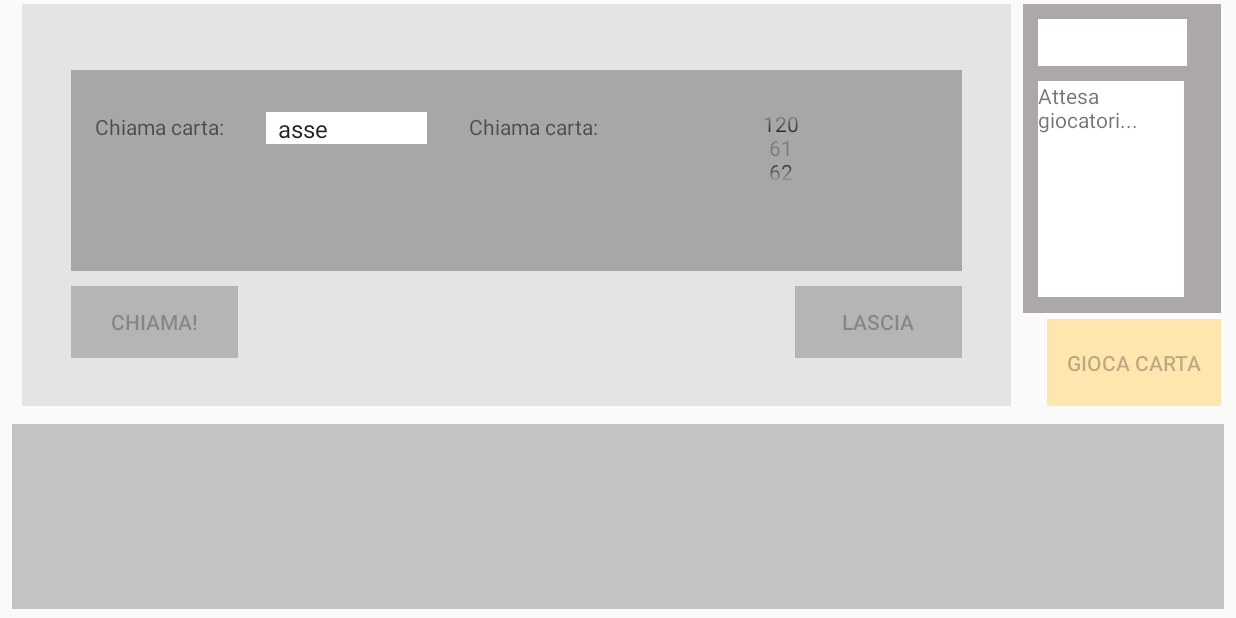
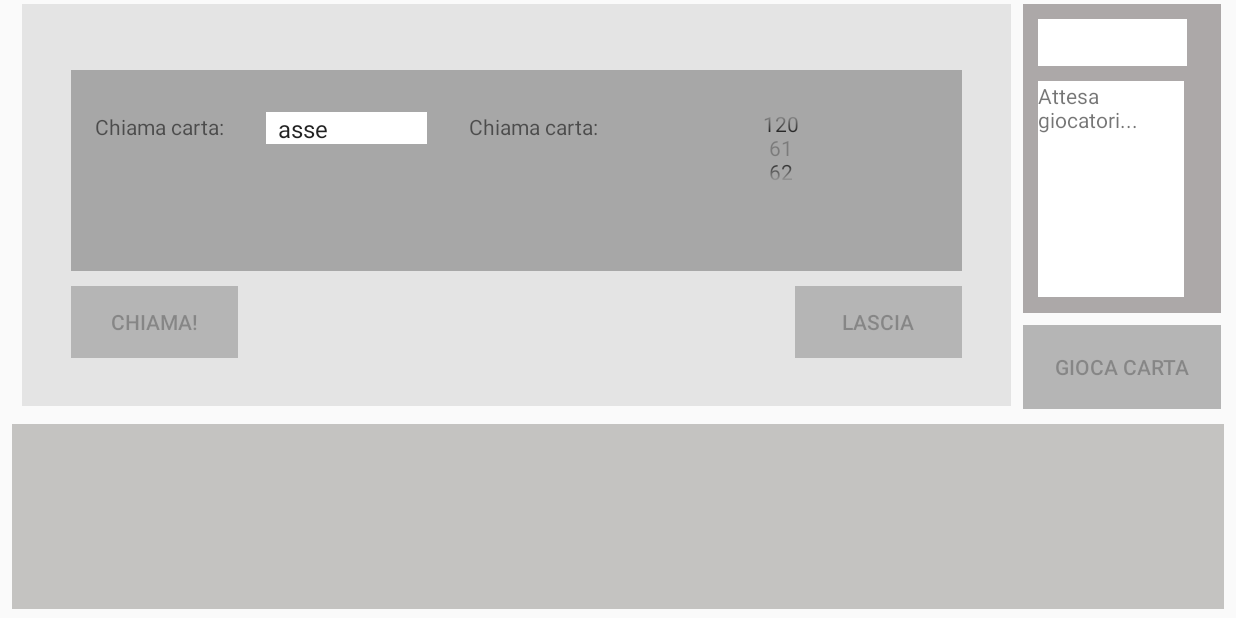
Before and after one commit to marza1993/BriscoloneMobileClient, an Android app: the PartitaActivity screen opened directly, with no data from a screen before it, on a phone screen of 824 x 412 dp (held sideways). Run offline under Robolectric (Android 15) with nearby library versions, the phone set to English and light mode, and no system bars.

```diff
--- a/app/src/main/java/com/example/provasfollo/controller/StatoGiocoController.java
+++ b/app/src/main/java/com/example/provasfollo/controller/StatoGiocoController.java
@@ -181,12 +181,12 @@ public class StatoGiocoController implements IStatoGioco, IRemoteCallable
     public void updateTurnoFinito(int ID_giocatoreVincente, int punteggioTurno)
     {
         view.mostraVincitoreTurno(ID_giocatoreVincente, punteggioTurno);
-        try{
+        /*try{
             Thread.sleep(5000);
         }
         catch(InterruptedException e){
             Log.d(NOME_CLASSE, e.toString());
-        }
+        }*/
 
         view.pulisciCarteTavolo();
     }
--- a/app/src/main/java/com/example/provasfollo/model/Carta.java
+++ b/app/src/main/java/com/example/provasfollo/model/Carta.java
@@ -161,7 +161,7 @@ public class Carta implements IJsonType
                 "\"" + SEME + "\": \"" + seme + "\", " +
                 "\"" + NUMERO + "\": \"" + String.valueOf(numero) + "\", " +
                 "\"" + Id + "\": \"" + String.valueOf(ID) + "\", " +
-                "\"" + IS_SEME_BRISCOLA + "\": \"" + String.valueOf(isSemeBriscola) + "\", " +
+                "\"" + IS_SEME_BRISCOLA + "\": \"" + String.valueOf(isSemeBriscola) + "\"" +
                 " } ");
         return json.toString();
 
--- a/app/src/main/java/com/example/provasfollo/view/PartitaActivity.java
+++ b/app/src/main/java/com/example/provasfollo/view/PartitaActivity.java
@@ -196,6 +196,7 @@ public class PartitaActivity extends AppCompatActivity {
     private void impostaOggettiGrafici(){
         // assegno tutti gli oggetti della activity, per averli sempre a disposizione
         btnGiocaCarta = (Button) findViewById(R.id.btnGiocaCarta);
+        btnGiocaCarta.setBackgroundColor(Color.parseColor(ColoriCodificheMie.GrigioCodifica));
         pannelloChiamata = (ConstraintLayout) findViewById(R.id.pannelloChiamata);
         pannelloTavolo = (ConstraintLayout) findViewById(R.id.pannelloTavolo);
         panelVincitoreTurno = (ConstraintLayout) findViewById(R.id.panelVincitoreTurno);
@@ -378,7 +379,7 @@ public class PartitaActivity extends AppCompatActivity {
                 // SetControlVisible(panelTurnoGiocatore, true);
 
                 btnGiocaCarta.setBackgroundColor(Color.parseColor(ColoriCodificheMie.BeigeCodifica));
-                btnGiocaCarta.setEnabled(true);
+                // btnGiocaCarta.setEnabled(true);
             }
         });
     }
@@ -581,6 +582,7 @@ public class PartitaActivity extends AppCompatActivity {
                                 "Il giocatore " + g.getNomeGiocatore() + " ha vinto l'asta, " +
                                         "chiamando la carta: " + SCALA_CARTE_ASTA[indiceCarta] +
                                         (indiceCarta == 9 ? "\nPunteggio vittoria: " + String.valueOf(punteggioVittoria) : ""));
+
                     }
                 }
             }
@@ -667,6 +669,11 @@ public class PartitaActivity extends AppCompatActivity {
 
                 // TODO msgBox
                 Log.d(TAG, messaggioFinePartita);
+
+
+                MsgBoxOkCancel msgBox = new MsgBoxOkCancel(messaggioFinePartita, getString(R.string.msgOk));
+                msgBox.show(getSupportFragmentManager(), TAG);
+
             }
         });
     }
@@ -800,7 +807,6 @@ public class PartitaActivity extends AppCompatActivity {
                         txtStatoTurno.setText("Il giocatore " + g.getNomeGiocatore() + " vince il turno e prende " + punteggioTurno + " punti!");
                         txtStatoTurno.setVisibility(View.VISIBLE);
                         txtStatoTurno.bringToFront();
-
                     }
                 }
             }
--- a/app/src/main/res/layout/activity_partita.xml
+++ b/app/src/main/res/layout/activity_partita.xml
@@ -110,20 +110,21 @@
 
     </androidx.constraintlayout.widget.ConstraintLayout>
 
+    <!-- pannello stato del turno -->
+
     <Button
         android:id="@+id/btnGiocaCarta"
-        android:layout_width="116dp"
-        android:layout_height="58dp"
-        android:layout_marginEnd="10dp"
-        android:layout_marginRight="10dp"
+        android:layout_width="0dp"
+        android:layout_height="56dp"
+        android:layout_marginTop="8dp"
         android:background="#FFE5AE"
         android:enabled="true"
         android:onClick="btnGiocaCarta_click"
         android:text="@string/btnGiocaCarta"
-        app:layout_constraintBottom_toBottomOf="@+id/pannelloChiamata"
-        app:layout_constraintEnd_toEndOf="parent" />
+        app:layout_constraintEnd_toEndOf="@+id/panelVincitoreTurno"
+        app:layout_constraintStart_toStartOf="@+id/panelVincitoreTurno"
+        app:layout_constraintTop_toBottomOf="@+id/panelVincitoreTurno" />
 
-    <!-- pannello stato del turno -->
     <androidx.constraintlayout.widget.ConstraintLayout
         android:id="@+id/panelVincitoreTurno"
         android:layout_marginEnd="10dp"
--- a/app/src/main/res/values/strings.xml
+++ b/app/src/main/res/values/strings.xml
@@ -12,8 +12,9 @@
     <string name="lblSemeCartaChiamata">Seme della carta chiamata:</string>
     <string name="btnSceltaSeme">Conferma seme</string>
     <string name="btnEffettuaChiamata">Chiama!</string>
-    <string name="IP">192.168.1.100</string>
-    <!--<string name="IP">10.227.220.205</string>-->
+    <!--<string name="IP">192.168.1.100</string>-->
+    <!--<string name="IP">marza1993.ddns.net</string>-->
+    <string name="IP">10.227.220.205</string>
     <string name="erroreConnessione">Impossibile connettersi al server!</string>
     <string name="msgOk">ok</string>
     <string name="erroreGiocatoreSconnesso">Uno o più giocatori si sono sconnessi! Attesa rientro giocatori...</string>
```
